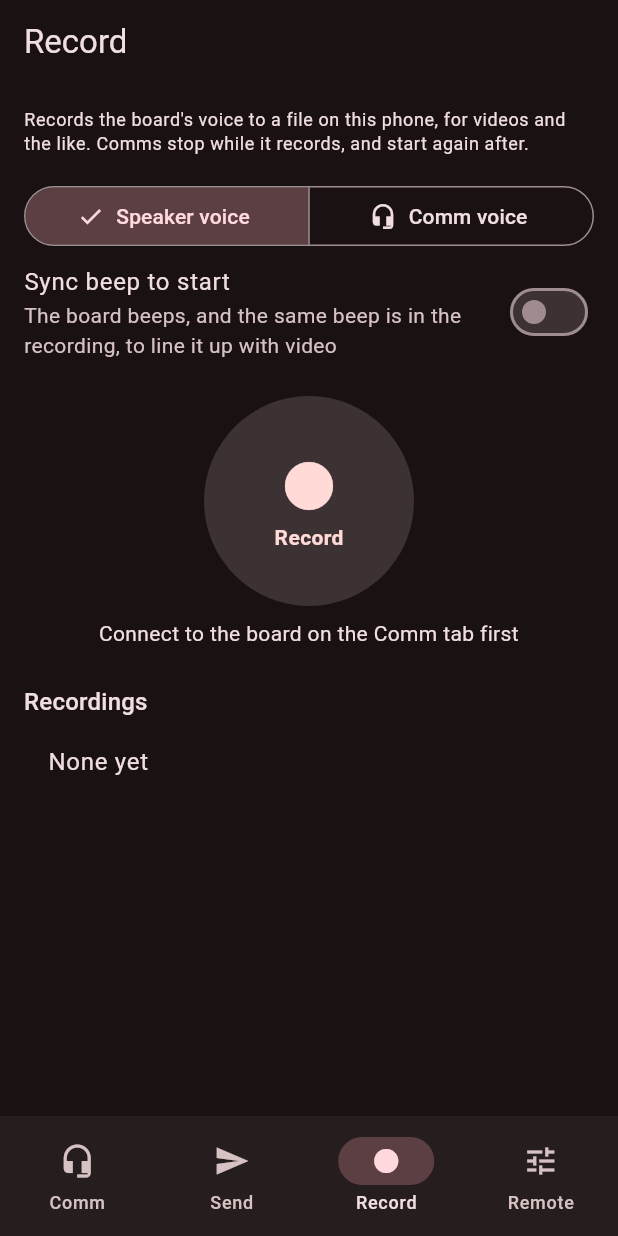
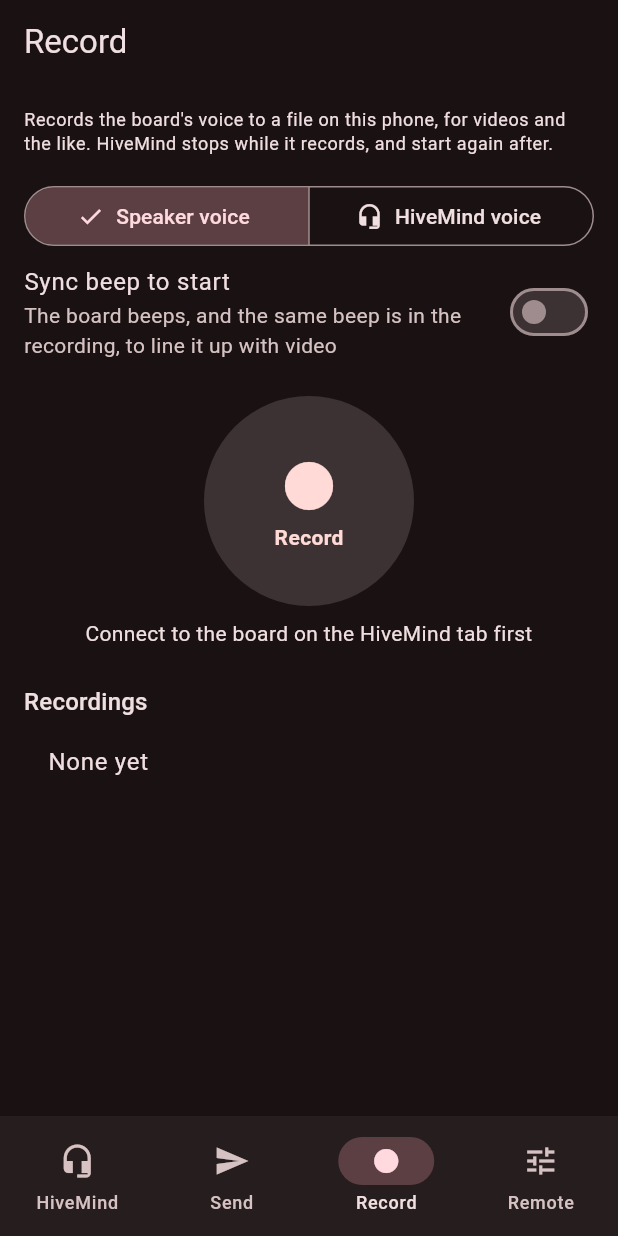
Before and after one commit to rcat3/DroneLab, a Flutter app: the screen it shows after launch, item 3 of the bottom bar chosen, on a phone screen of 412 x 824 dp. Run offline on Flutter 3.47's test engine with Material 3 defaults, Android fonts, the phone set to English and light mode, and no system bars; our stand-ins replace image_picker, package_info_plus, share_plus, shared_preferences, webview_flutter; missing offline and left inert: flutter_foreground_task, flutter_pcm_sound, opus_codec, opus_codec_dart, pointycastle, universal_ble.

Commit message:
Call the app's Comm tab HiveMind, as the board does

```diff
--- a/app/lib/comm/background.dart
+++ b/app/lib/comm/background.dart
@@ -14,7 +14,7 @@ void _init() {
   FlutterForegroundTask.init(
     androidNotificationOptions: AndroidNotificationOptions(
       channelId: 'comm',
-      channelName: 'Comm channel',
+      channelName: 'HiveMind',
       channelDescription: 'Shown while the comm channel is on',
       onlyAlertOnce: true,
     ),
@@ -60,7 +60,7 @@ Future<void> startBackground() async {
       ForegroundServiceTypes.mediaPlayback,
     ],
     serviceId: 1,
-    notificationTitle: 'Comm is on',
+    notificationTitle: 'HiveMind is on',
     notificationText: 'Tap to open DroneLab',
     callback: _startCallback,
   );
--- a/app/lib/main.dart
+++ b/app/lib/main.dart
@@ -31,7 +31,7 @@ class DroneLabApp extends StatelessWidget {
   }
 }
 
-/// The comm channel, sending to others, recording and the remote, each kept
+/// HiveMind, sending to others, recording and the remote, each kept
 /// running while another shows.
 class HomePage extends StatefulWidget {
   final CommController comm;
@@ -60,7 +60,7 @@ class _HomePageState extends State<HomePage> {
         selectedIndex: _tab,
         onDestinationSelected: (i) => setState(() => _tab = i),
         destinations: const [
-          NavigationDestination(icon: Icon(Icons.headset_mic), label: 'Comm'),
+          NavigationDestination(icon: Icon(Icons.headset_mic), label: 'HiveMind'),
           NavigationDestination(icon: Icon(Icons.send), label: 'Send'),
           NavigationDestination(icon: Icon(Icons.fiber_manual_record), label: 'Record'),
           NavigationDestination(icon: Icon(Icons.tune), label: 'Remote'),
--- a/app/lib/ui/comm_page.dart
+++ b/app/lib/ui/comm_page.dart
@@ -37,7 +37,7 @@ class CommPage extends StatelessWidget {
             );
         return Scaffold(
           appBar: AppBar(
-            title: const Text('DroneLab Comm'),
+            title: const Text('HiveMind'),
             actions: [
               IconButton(
                 tooltip: 'Settings',
--- a/app/lib/ui/record_page.dart
+++ b/app/lib/ui/record_page.dart
@@ -55,13 +55,13 @@ class _RecordPageState extends State<RecordPage> {
             children: [
               Text(
                   'Records the board\'s voice to a file on this phone, for videos and the like. '
-                  'Comms stop while it records, and start again after.',
+                  'HiveMind stops while it records, and start again after.',
                   style: Theme.of(context).textTheme.bodySmall),
               const SizedBox(height: 16),
               SegmentedButton<bool>(
                 segments: const [
                   ButtonSegment(value: true, label: Text('Speaker voice'), icon: Icon(Icons.campaign)),
-                  ButtonSegment(value: false, label: Text('Comm voice'), icon: Icon(Icons.headset_mic)),
+                  ButtonSegment(value: false, label: Text('HiveMind voice'), icon: Icon(Icons.headset_mic)),
                 ],
                 selected: {comm.recordSpeakerVoice},
                 onSelectionChanged: rec ? null : (sel) => comm.setRecordOptions(speakerVoice: sel.first),
@@ -106,7 +106,7 @@ class _RecordPageState extends State<RecordPage> {
               if (!connected && !rec)
                 const Padding(
                   padding: EdgeInsets.only(top: 8),
-                  child: Text('Connect to the board on the Comm tab first', textAlign: TextAlign.center),
+                  child: Text('Connect to the board on the HiveMind tab first', textAlign: TextAlign.center),
                 ),
               const SizedBox(height: 24),
               Text('Recordings', style: Theme.of(context).textTheme.titleMedium),
--- a/app/lib/ui/remote_page.dart
+++ b/app/lib/ui/remote_page.dart
@@ -169,7 +169,7 @@ class _RemotePageState extends State<RemotePage> {
               child: Padding(
                 padding: EdgeInsets.all(32),
                 child: Text(
-                  'Connect to the board on the Comm tab first.\n\n'
+                  'Connect to the board on the HiveMind tab first.\n\n'
                   'The remote runs the board over Bluetooth, as the board\'s own WiFi remote does, '
                   'so the phone keeps its internet.',
                   textAlign: TextAlign.center,
--- a/app/lib/ui/settings_page.dart
+++ b/app/lib/ui/settings_page.dart
@@ -29,7 +29,7 @@ class CommSettingsPage extends StatelessWidget {
             );
 
         return Scaffold(
-          appBar: AppBar(title: const Text('Comm Settings')),
+          appBar: AppBar(title: const Text('HiveMind Settings')),
           body: ListView(
             children: [
               header('You'),
@@ -84,7 +84,7 @@ class CommSettingsPage extends StatelessWidget {
                 if (settings.voices.isNotEmpty) ...[
                   line,
                   ListTile(
-                    title: const Text('Comm voice'),
+                    title: const Text('HiveMind voice'),
                     subtitle: const Text("The voice effect the others hear, whatever the board's speaker plays"),
                     trailing: DropdownButton<int>(
                       value: settings.voice,
@@ -106,7 +106,7 @@ class CommSettingsPage extends StatelessWidget {
                 ),
                 line,
                 ListTile(
-                  title: const Text("Show the board's Comm screen while"),
+                  title: const Text("Show the board's HiveMind screen while"),
                   subtitle: Padding(
                     padding: const EdgeInsets.only(top: 8),
                     child: SegmentedButton<int>(
```
Also changed, not shown: 3 other files.
